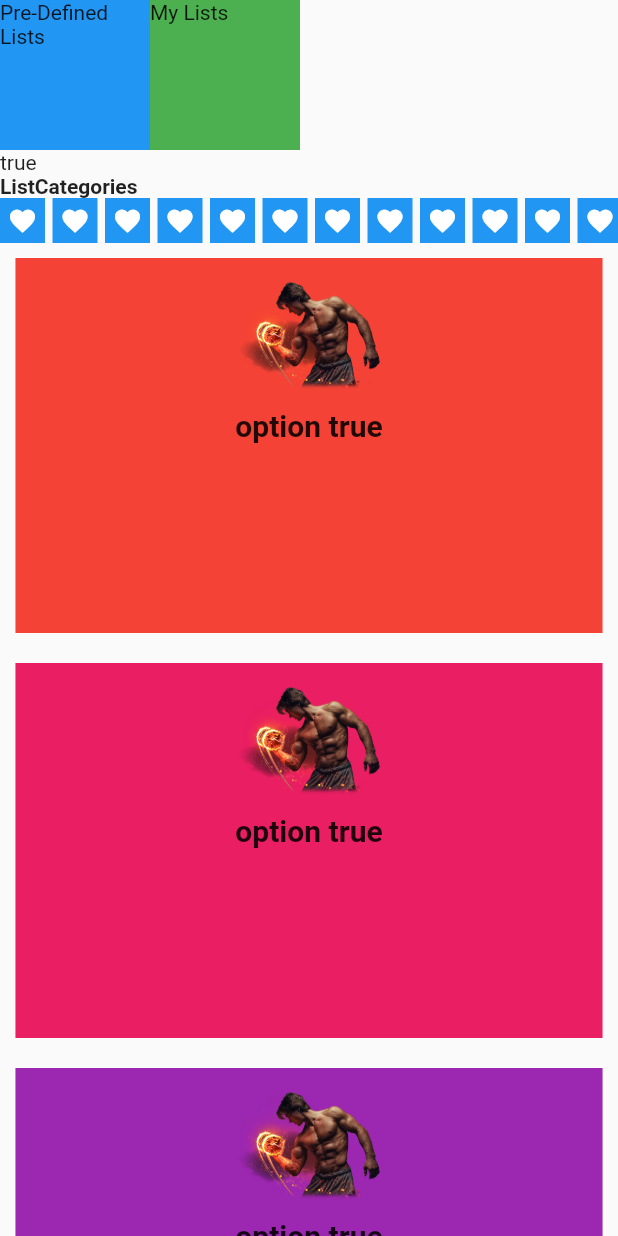
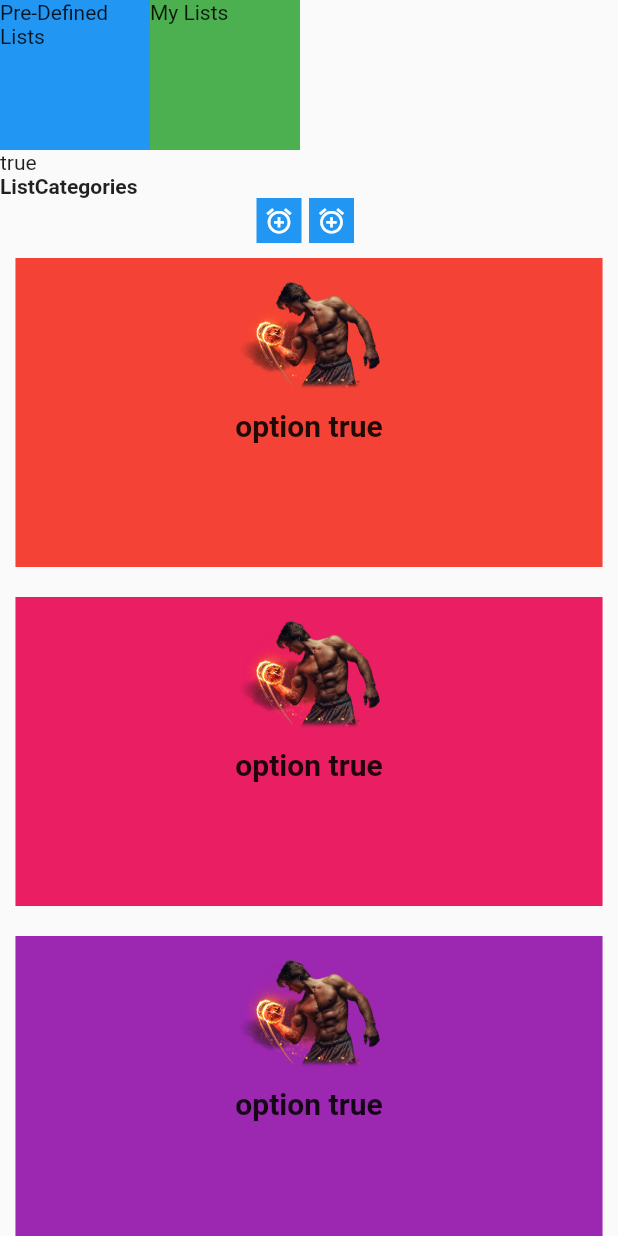
Before and after one commit to YasinSefa15/pain4gain, a Flutter app: the ListsPage widget shown alone on an empty page, opened directly, on a phone screen of 412 x 824 dp. Run offline on Flutter 3.47's test engine with Material 2 defaults, Android fonts, the phone set to English and light mode, and no system bars; our stand-ins replace shared_preferences; accounts and stored records are empty.

Commit message:
fonksiyonlara bölündü, dosya okuma eklenip düzeltilecek

```diff
--- /dev/null
+++ b/assets/json_files/category_types.json
@@ -0,0 +1,14 @@
+{
+  "categories": {
+    "1": {
+      "name": "Category 1",
+      "description": "This is category 1",
+      "icon": "Icons.abc"
+    },
+    "2": {
+      "name": "Category 2",
+      "description": "This is category 2",
+      "icon": "Icons.alarm_add_sharp"
+    }
+  }
+}
--- a/lib/components/lists/workout_list.dart
+++ b/lib/components/lists/workout_list.dart
@@ -5,7 +5,8 @@ class WorkoutList extends StatelessWidget {
   final double desiredWidth;
   final String title;
   final String imagePath;
-  const WorkoutList({Key? key, required this.color, required this.desiredWidth, required this.title, required this.imagePath}) : super(key: key);
+  final double desiredHeight;
+  const WorkoutList({Key? key, required this.color, required this.desiredWidth, required this.title, required this.imagePath, required this.desiredHeight}) : super(key: key);
 
   @override
   Widget build(BuildContext context) {
@@ -13,7 +14,7 @@ class WorkoutList extends StatelessWidget {
 
     return Container(
       width: desiredWidth,
-      height: 250,
+      height: desiredHeight,
       margin: const EdgeInsets.all(10),
       //generate random color
       color: color,
--- a/lib/components/lists/workout_type.dart
+++ b/lib/components/lists/workout_type.dart
@@ -2,7 +2,8 @@ import 'package:flutter/cupertino.dart';
 import 'package:flutter/material.dart';
 
 class WorkoutType extends StatelessWidget {
-  const WorkoutType({Key? key}) : super(key: key);
+  final IconData icon;
+  const WorkoutType({Key? key, required this.icon}) : super(key: key);
 
   @override
   Widget build(BuildContext context) {
@@ -11,8 +12,8 @@ class WorkoutType extends StatelessWidget {
       width: 30,
       height: 30,
       color: Colors.blue,
-      child: const Icon(
-        Icons.favorite,
+      child: Icon(
+        icon,
         color: Colors.white,
         size: 20,
       ),
--- /dev/null
+++ b/lib/json/JsonFileManager.dart
@@ -0,0 +1,35 @@
+import 'dart:convert';
+import 'dart:io';
+
+class JsonFileManager {
+  final String filePath;
+
+  JsonFileManager(this.filePath);
+
+  Future<Map<String, dynamic>?> readJsonFile() async {
+    try {
+      File file = File(filePath);
+      if (await file.exists()) {
+
+        String fileContent = await file.readAsString();
+        Map<String, dynamic> jsonData = jsonDecode(fileContent);
+        return jsonData;
+      }
+    } catch (e) {
+      print('Hata: $e');
+    }
+    return null;
+  }
+
+  Future<bool> writeJsonFile(Map<String, dynamic> jsonData) async {
+    try {
+      File file = File(filePath);
+      String fileContent = jsonEncode(jsonData);
+      await file.writeAsString(fileContent);
+      return true;
+    } catch (e) {
+      print('Hata: $e');
+    }
+    return false;
+  }
+}
--- /dev/null
+++ b/lib/json/ListJsonController.dart
@@ -0,0 +1,15 @@
+import 'dart:io';
+
+import 'JsonFileManager.dart';
+
+class ListJsonController {
+  String parentDirectoryPath = Directory.current.parent.path;
+
+  Future<Map<String, dynamic>?> readCategoryJsonFile() async {
+    final JsonFileManager jsonFileManager =
+        JsonFileManager('/json_files/category_types.json');
+
+    Map<String, dynamic>? jsonData = await jsonFileManager.readJsonFile();
+    return jsonData;
+  }
+}
--- a/lib/pages/ListsPage/ListsPage.dart
+++ b/lib/pages/ListsPage/ListsPage.dart
@@ -2,6 +2,9 @@ import 'package:flutter/material.dart';
 import 'package:pain4gain/components/lists/list_option.dart';
 import 'package:pain4gain/components/lists/workout_list.dart';
 import 'package:pain4gain/components/lists/workout_type.dart';
+
+import '../../json/JsonFileManager.dart';
+import '../../json/ListJsonController.dart';
 
 class ListsPage extends StatefulWidget {
   @override
@@ -10,6 +13,9 @@ class ListsPage extends StatefulWidget {
 
 class _ListsPageState extends State<ListsPage> {
   bool isOption = true;
+
+  ListJsonController listJsonController = ListJsonController();
+
 
   void changeOption(bool value) {
     setState(() {
@@ -20,6 +26,42 @@ class _ListsPageState extends State<ListsPage> {
   @override
   Widget build(BuildContext context) {
     double screenWidth = MediaQuery.of(context).size.width;
+    double screenHeight =
+        MediaQuery.of(context).size.height - MediaQuery.of(context).padding.top;
+
+    List<Widget> _workoutList = List.generate(10, (index) {
+      if (isOption) {
+        WorkoutList(
+          color: Colors.primaries[index],
+          desiredWidth: screenWidth * 0.95,
+          desiredHeight: screenHeight * 0.25,
+          title: 'option $isOption',
+          imagePath: 'assets/fitness_man.png',
+        );
+      }
+      return WorkoutList(
+        color: Colors.primaries[index],
+        desiredWidth: screenWidth * 0.95,
+        desiredHeight: screenHeight * 0.25,
+        title: 'option $isOption',
+        imagePath: 'assets/fitness_man.png',
+      );
+    });
+
+    List<Widget> _categoryList = List.generate(2, (index) {
+      listJsonController.readCategoryJsonFile().then((value) {
+        print(value);
+        if (value != null) {
+          return WorkoutType(
+            icon: IconData(value['category_types'][index]['icon'], fontFamily: 'MaterialIcons'),
+          );
+        }
+      });
+      return const WorkoutType(
+        //choose random icon
+        icon: Icons.alarm_add_sharp,
+      );
+    });
 
     return SingleChildScrollView(
       child: Column(
@@ -34,7 +76,6 @@ class _ListsPageState extends State<ListsPage> {
             child: Text(isOption.toString()),
           ),
           const Align(
-            //
             alignment: Alignment.centerLeft,
             child: Text(
               'ListCategories',
@@ -45,20 +86,11 @@ class _ListsPageState extends State<ListsPage> {
             //KATEGORİLERİN YAN YANA GELMESİ İÇİN
             scrollDirection: Axis.horizontal,
             child: Row(
-              children: List.generate(80, (index) {
-                return const WorkoutType();
-              }),
+              children: _categoryList,
             ),
           ),
           Column(
-            children: List.generate(10, (index) {
-              return WorkoutList(
-                color: Colors.primaries[index],
-                desiredWidth: screenWidth * 0.95,
-                title: 'option $isOption',
-                imagePath: 'assets/fitness_man.png',
-              );
-            }),
+            children: _workoutList,
           )
         ],
       ),
--- a/pubspec.yaml
+++ b/pubspec.yaml
@@ -65,6 +65,7 @@ flutter:
   # To add assets to your application, add an assets section, like this:
   assets:
     - assets/
+    - assets/json_files/
   #   - images/a_dot_burr.jpeg
   #   - images/a_dot_ham.jpeg
 
```
Also changed, not shown: pubspec.lock.
